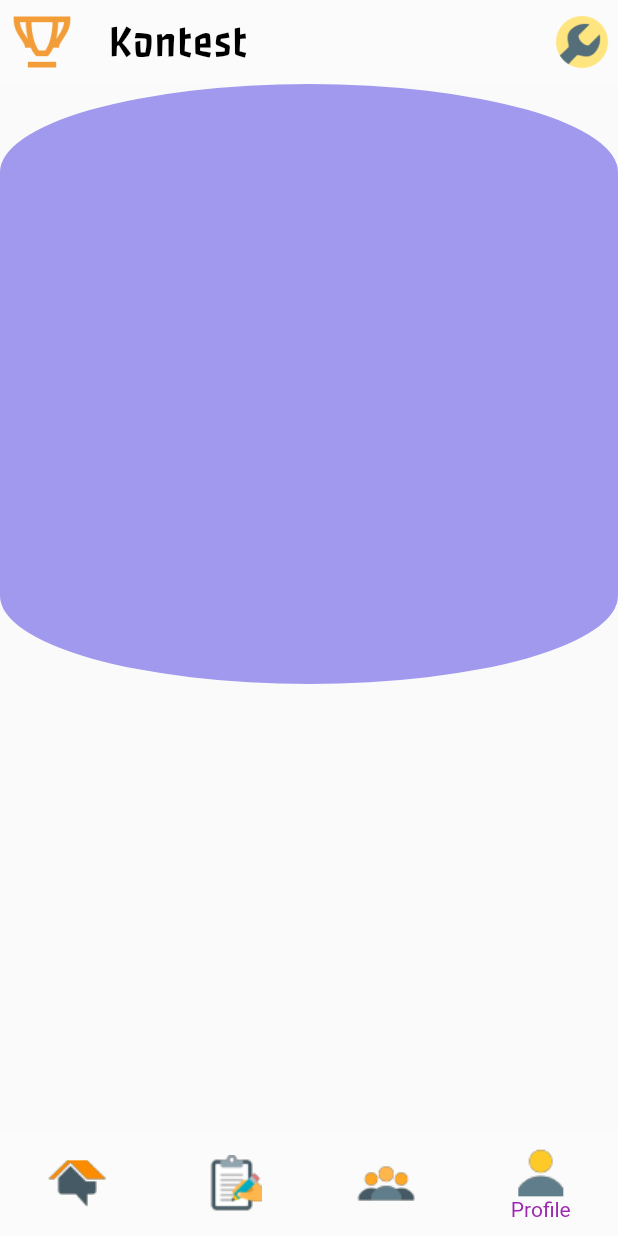
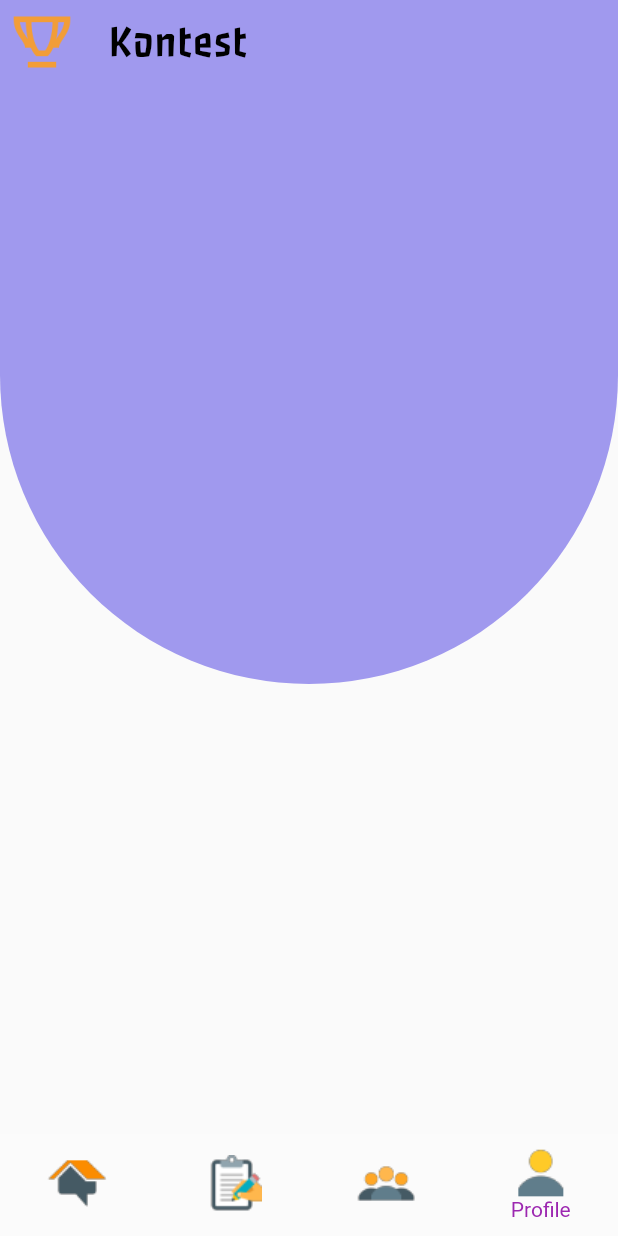
Before and after one commit to Divyansh-Mehta/kontest_app, a Flutter app: the screen it shows after launch, item 4 of the bottom bar chosen, on a phone screen of 412 x 824 dp. Run offline on Flutter 3.47's test engine with Material 2 defaults, Android fonts, the phone set to English and light mode, and no system bars.

Commit message:
Added profile page

```diff
--- a/lib/main.dart
+++ b/lib/main.dart
@@ -1,4 +1,5 @@
 import "package:flutter/material.dart";
+import 'package:kontest_app/screens/profile_screen.dart';
 import "screens/tabs_screen.dart";
 // import "screens/main_screen.dart";
 
@@ -16,7 +17,13 @@ class MyApp extends StatelessWidget {
           color: Colors.white10,
         ),
       ),
-      home: TabsScreen(),
+      initialRoute: '/',
+      routes: {
+          '/':(context) => TabsScreen(),
+
+          '/profilescreen':(context) => ProfileScreen(),
+      },
+
     );
   }
 }
--- /dev/null
+++ b/lib/screens/codeChef_profileScreen.dart
@@ -0,0 +1,13 @@
+import "package:flutter/material.dart";
+
+class codeChef_profileScreen extends StatelessWidget {
+  @override
+  Widget build(BuildContext context) {
+    return Scaffold(
+      body: Container(
+        // ignore: prefer_const_constructors
+        child:Text("helo"),
+      ),
+    );
+  }
+}
--- a/lib/screens/home_screen.dart
+++ b/lib/screens/home_screen.dart
@@ -100,6 +100,7 @@ class _HomeScreenState extends State<HomeScreen> {
               SingleChildScrollView(
                 scrollDirection: Axis.horizontal,
                 child: Row(
+                  mainAxisAlignment: MainAxisAlignment.center,
                   children: <Widget>[
                     Platform("Leetcode", "assets/images/leetcode.png"),
                     Platform("Codechef", "assets/images/codechef.png"),
--- a/lib/screens/profile_screen.dart
+++ b/lib/screens/profile_screen.dart
@@ -2,7 +2,6 @@ import 'package:flutter/material.dart';
 
 // ignore: use_key_in_widget_constructors
 class ProfileScreen extends StatelessWidget {
-
   @override
   Widget build(BuildContext context) {
     return Column(
@@ -10,12 +9,26 @@ class ProfileScreen extends StatelessWidget {
         Container(
           decoration: const BoxDecoration(
             color: Color.fromRGBO(160, 153, 238, 1),
-            borderRadius: BorderRadius.all(
-              Radius.elliptical(350, 100),
+            borderRadius: BorderRadius.only(
+              bottomLeft: Radius.circular(350),
+              bottomRight: Radius.circular(350),
             ),
-          ),
-          height: 400,
-          width: double.infinity,
+            ),
+            height: 400,
+            width: double.infinity,
+            /*child: Column(
+            // ignore: prefer_const_literals_to_create_immutables
+            crossAxisAlignment: CrossAxisAlignment.start,
+            // ignore: prefer_const_literals_to_create_immutables
+            children: [
+              const SizedBox(
+                height: 30,
+              ),
+              Padding(
+                padding: const EdgeInsets.only(left: 10.0),
+                child: nameText,
+              ),
+              ),*/
         )
       ],
     );
--- a/lib/screens/tabs_screen.dart
+++ b/lib/screens/tabs_screen.dart
@@ -36,7 +36,7 @@ class _TabsScreenState extends State<TabsScreen> {
   @override
   Widget build(BuildContext context) {
     return Scaffold(
-      appBar: AppBar(
+      appBar:(_selectedPageIndex == 0||_selectedPageIndex == 1||_selectedPageIndex == 2) ?AppBar(
         title: const Text(
           "Kontest",
           style: TextStyle(
@@ -59,7 +59,21 @@ class _TabsScreenState extends State<TabsScreen> {
             ),
           )
         ],
-      ),
+      ):AppBar(backgroundColor: const Color.fromRGBO(160, 153, 238, 1),
+      title: const Text(
+          "Kontest",
+          style: TextStyle(
+            fontFamily: "PasseroOne",
+            fontSize: 30,
+            fontWeight: FontWeight.w500,
+          ),
+        ),
+        elevation: 0,
+        leading: const ImageIcon(
+          AssetImage("assets/icons/trophy.png"),
+          color: Color.fromRGBO(242, 157, 56, 50),
+        ),
+        ),
       bottomNavigationBar: BottomNavigationBar(
         onTap: _selectPage,
         elevation: 0,
--- a/pubspec.yaml
+++ b/pubspec.yaml
@@ -28,12 +28,17 @@ environment:
 # versions available, run `flutter pub outdated`.
 dependencies:
   flutter:
+
     sdk: flutter
 
 
   # The following adds the Cupertino Icons font to your application.
   # Use with the CupertinoIcons class for iOS style icons.
   cupertino_icons: ^1.0.2
+  #flutter_sparkline: "^0.1.1"
+  # flutter_staggered_grid_view: "^0.2.5"
+  # flutter_circular_chart: ^0.1.0
+
 
 dev_dependencies:
   flutter_test:
@@ -69,6 +74,7 @@ flutter:
     - assets/images/codeforces.png
     - assets/images/codechef.png
     - assets/images/spoj.jpg
+    - assets/icons/cat_profile.png
 
   # An image asset can refer to one or more resolution-specific "variants", see
   # https://flutter.dev/assets-and-images/#resolution-aware.
```
Also changed, not shown: assets/icons/cat_profile.png (added).
